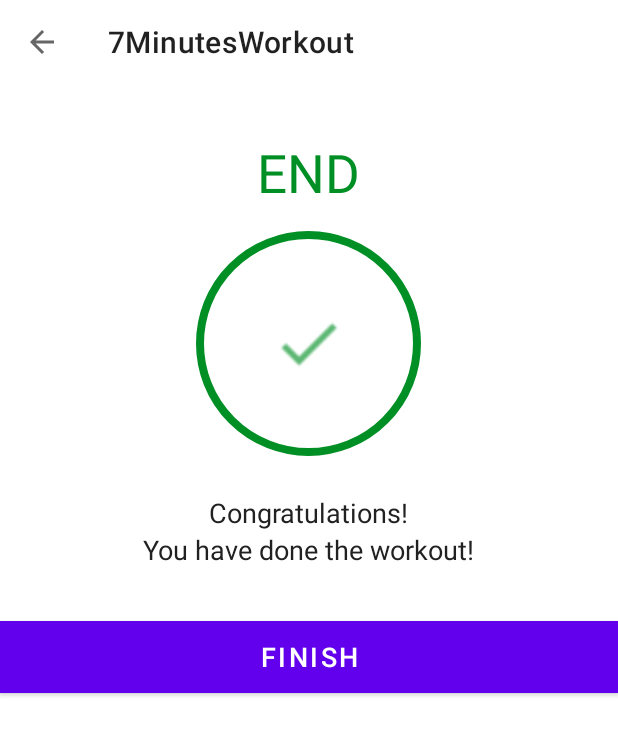
After one commit to tomejake/7MinutesWorkout, an Android app: the FinishActivity screen opened directly, with no data from a screen before it, on a phone screen of 412 x 824 dp. The commit adds this screen. Shown: the top 735 px of the screen. Run offline under Robolectric (Android 15) with nearby library versions, the phone set to English and light mode, and no system bars.

Commit message:
FinishActivity 구현

```diff
--- a/app/src/main/AndroidManifest.xml
+++ b/app/src/main/AndroidManifest.xml
@@ -4,7 +4,7 @@
 
     <queries>
         <intent>
-            <action android:name="android.intent.action.TTS_SERVICE"/>
+            <action android:name="android.intent.action.TTS_SERVICE" />
         </intent>
     </queries>
 
@@ -15,6 +15,9 @@
         android:roundIcon="@mipmap/ic_launcher_round"
         android:supportsRtl="true"
         android:theme="@style/Theme.7MinutesWorkout">
+        <activity
+            android:name=".FinishActivity"
+            android:exported="false" />
         <activity
             android:name=".ExerciseActivity"
             android:exported="false" />
--- a/app/src/main/java/com/example/a7minutesworkout/ExerciseActivity.kt
+++ b/app/src/main/java/com/example/a7minutesworkout/ExerciseActivity.kt
@@ -1,6 +1,7 @@
 package com.example.a7minutesworkout
 
 import android.annotation.SuppressLint
+import android.content.Intent
 import android.media.MediaPlayer
 import android.net.Uri
 import androidx.appcompat.app.AppCompatActivity
@@ -19,8 +20,10 @@ import kotlin.collections.ArrayList
 
 class ExerciseActivity : AppCompatActivity(), TextToSpeech.OnInitListener {
     private var binding: ActivityExerciseBinding? = null
+    private var restTimerDuration: Long = 1
     private var restTimer: CountDownTimer? = null
     private var restProcess = 0
+    private var exerciseTimerDuration: Long = 1
     private var exerciseTimer: CountDownTimer? = null
     private var exerciseProcess = 0
     private var exerciseList:ArrayList<ExerciseModel>? = null
@@ -115,7 +118,7 @@ class ExerciseActivity : AppCompatActivity(), TextToSpeech.OnInitListener {
     private fun setRestProgressBar(){
         binding?.progressBar?.progress = restProcess
 
-        restTimer = object: CountDownTimer(10000, 1000){
+        restTimer = object: CountDownTimer(restTimerDuration * 1000, 1000){
             override fun onTick(p0: Long) {
                 restProcess++
                 binding?.progressBar?.progress = 10 - restProcess
@@ -141,7 +144,7 @@ class ExerciseActivity : AppCompatActivity(), TextToSpeech.OnInitListener {
     private fun setExerciseProgressBar(){
         binding?.progressBarExercise?.progress = exerciseProcess
 
-        exerciseTimer = object: CountDownTimer(30000, 1000){
+        exerciseTimer = object: CountDownTimer(exerciseTimerDuration * 3000, 1000){
             override fun onTick(p0: Long) {
                 exerciseProcess++
                 binding?.progressBarExercise?.progress = 30 - exerciseProcess
@@ -150,10 +153,10 @@ class ExerciseActivity : AppCompatActivity(), TextToSpeech.OnInitListener {
 
             @SuppressLint("NotifyDataSetChanged")
             override fun onFinish() {
-                exerciseList!![currentExercisePosition].setIsSelected(false)
-                exerciseList!![currentExercisePosition].setIsCompleted(true)
-                exerciseAdapter!!.notifyDataSetChanged()
                 if(currentExercisePosition < exerciseList!!.size - 1){
+                    exerciseList!![currentExercisePosition].setIsSelected(false)
+                    exerciseList!![currentExercisePosition].setIsCompleted(true)
+                    exerciseAdapter!!.notifyDataSetChanged()
                     Toast.makeText(
                         this@ExerciseActivity,
                         "운동 끝, 휴식 시작",
@@ -166,6 +169,9 @@ class ExerciseActivity : AppCompatActivity(), TextToSpeech.OnInitListener {
                         "축하합니다",
                         Toast.LENGTH_SHORT
                     ).show()
+                    val intent = Intent(this@ExerciseActivity, FinishActivity::class.java)
+                    finish()
+                    startActivity(intent)
                 }
 
             }
--- a/app/src/main/java/com/example/a7minutesworkout/ExerciseStatusAdapter.kt
+++ b/app/src/main/java/com/example/a7minutesworkout/ExerciseStatusAdapter.kt
@@ -5,7 +5,6 @@ import android.view.LayoutInflater
 import android.view.ViewGroup
 import androidx.core.content.ContextCompat
 import androidx.recyclerview.widget.RecyclerView
-import com.example.a7minutesworkout.databinding.ActivityExerciseBinding
 import com.example.a7minutesworkout.databinding.ItemExerciseStatusBinding
 
 class ExerciseStatusAdapter(private val items: ArrayList<ExerciseModel>):
--- /dev/null
+++ b/app/src/main/java/com/example/a7minutesworkout/FinishActivity.kt
@@ -0,0 +1,28 @@
+package com.example.a7minutesworkout
+
+import androidx.appcompat.app.AppCompatActivity
+import android.os.Bundle
+import com.example.a7minutesworkout.databinding.ActivityFinishBinding
+
+class FinishActivity : AppCompatActivity() {
+    private var binding: ActivityFinishBinding? = null
+
+    override fun onCreate(savedInstanceState: Bundle?) {
+        super.onCreate(savedInstanceState)
+        binding = ActivityFinishBinding.inflate(layoutInflater)
+        setContentView(binding?.root)
+        setSupportActionBar(binding?.toolbarFinishActivity)
+        if (supportActionBar != null) {
+            supportActionBar?.setDisplayHomeAsUpEnabled(true)
+        }
+        binding?.toolbarFinishActivity?.setNavigationOnClickListener {
+            onBackPressed()
+        }
+        //END
+
+        //START
+        binding?.btnFinish?.setOnClickListener {
+            finish()
+        }
+    }
+}
--- /dev/null
+++ b/app/src/main/res/layout/activity_finish.xml
@@ -0,0 +1,70 @@
+<?xml version="1.0" encoding="utf-8"?>
+<!--TODO(Step 5 : Design the finish screen layout.)-->
+<!--START-->
+<LinearLayout xmlns:android="http://schemas.android.com/apk/res/android"
+    xmlns:tools="http://schemas.android.com/tools"
+    android:layout_width="match_parent"
+    android:layout_height="match_parent"
+    android:gravity="center_horizontal"
+    android:orientation="vertical"
+    tools:context=".FinishActivity">
+
+    <androidx.appcompat.widget.Toolbar
+        android:id="@+id/toolbar_finish_activity"
+        android:layout_width="match_parent"
+        android:layout_height="?android:attr/actionBarSize"
+        android:background="#FFFFFF" />
+
+    <TextView
+        android:id="@+id/tvEnd"
+        android:layout_width="wrap_content"
+        android:layout_height="wrap_content"
+        android:layout_marginTop="35dp"
+        android:text="@string/end"
+        android:textColor="@color/colorAccent"
+        android:textSize="35sp" />
+
+    <LinearLayout
+        android:layout_width="150dp"
+        android:layout_height="150dp"
+        android:layout_gravity="center"
+        android:layout_marginTop="15dp"
+        android:background="@drawable/item_circular_color_accent_border"
+        android:gravity="center">
+
+        <!--Here the ic_action_done image in added in the drawables folders.-->
+        <ImageView
+            android:layout_width="50dp"
+            android:layout_height="50dp"
+            android:contentDescription="@string/image"
+            android:src="@drawable/ic_action_done" />
+    </LinearLayout>
+
+    <TextView
+        android:layout_width="wrap_content"
+        android:layout_height="wrap_content"
+        android:layout_marginTop="25dp"
+        android:text="@string/congratulations"
+        android:textColor="#212121"
+        android:textSize="18sp" />
+
+    <TextView
+        android:layout_width="wrap_content"
+        android:layout_height="wrap_content"
+        android:text="@string/you_have_done_the_workout"
+        android:textColor="#212121"
+        android:textSize="18sp" />
+
+    <Button
+        android:id="@+id/btnFinish"
+        android:layout_width="match_parent"
+        android:layout_height="wrap_content"
+        android:layout_gravity="bottom"
+        android:layout_marginTop="35dp"
+        android:background="@color/colorAccent"
+        android:text="@string/finish"
+        android:textColor="#FFFFFF"
+        android:textSize="18sp" />
+
+</LinearLayout>
+    <!--END-->
--- a/app/src/main/res/values/strings.xml
+++ b/app/src/main/res/values/strings.xml
@@ -6,4 +6,8 @@
     <string name="exercise_name">ExerciseName</string>
     <string name="image">image</string>
     <string name="upcoming_exercise">UPCOMING EXERCISE:</string>
+    <string name="you_have_done_the_workout">You have done the workout!</string>
+    <string name="congratulations">Congratulations!</string>
+    <string name="finish">FINISH</string>
+    <string name="end">END</string>
 </resources>
```
Also changed, not shown: app/src/main/res/drawable-v24/ic_action_done.png (added).
